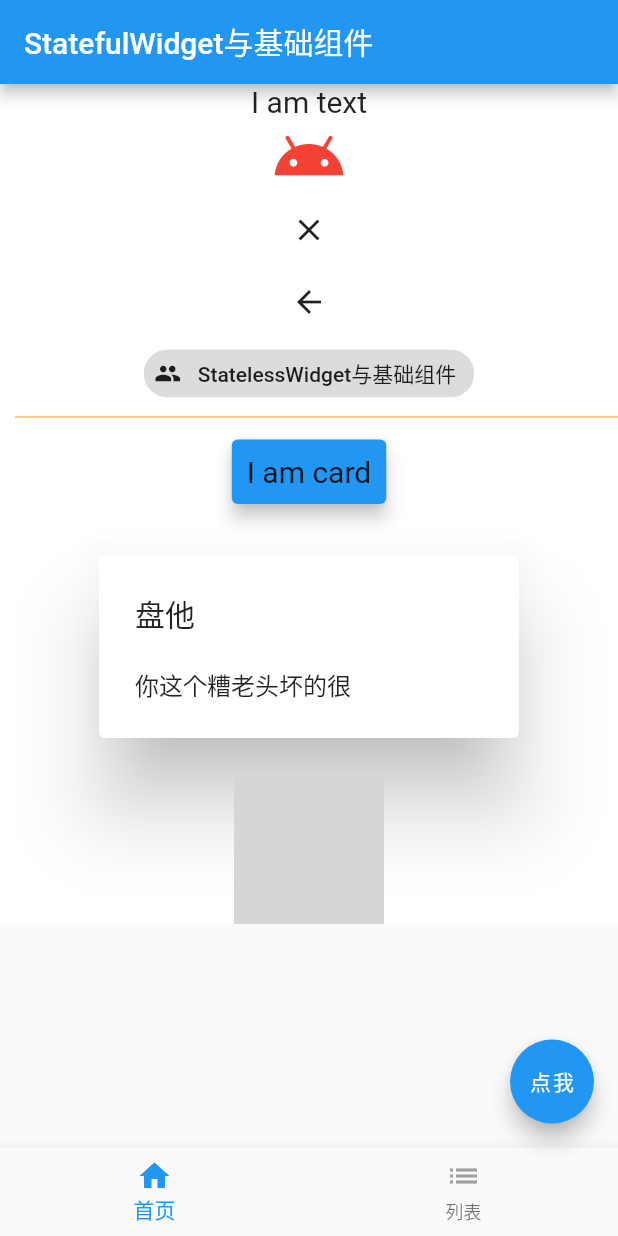
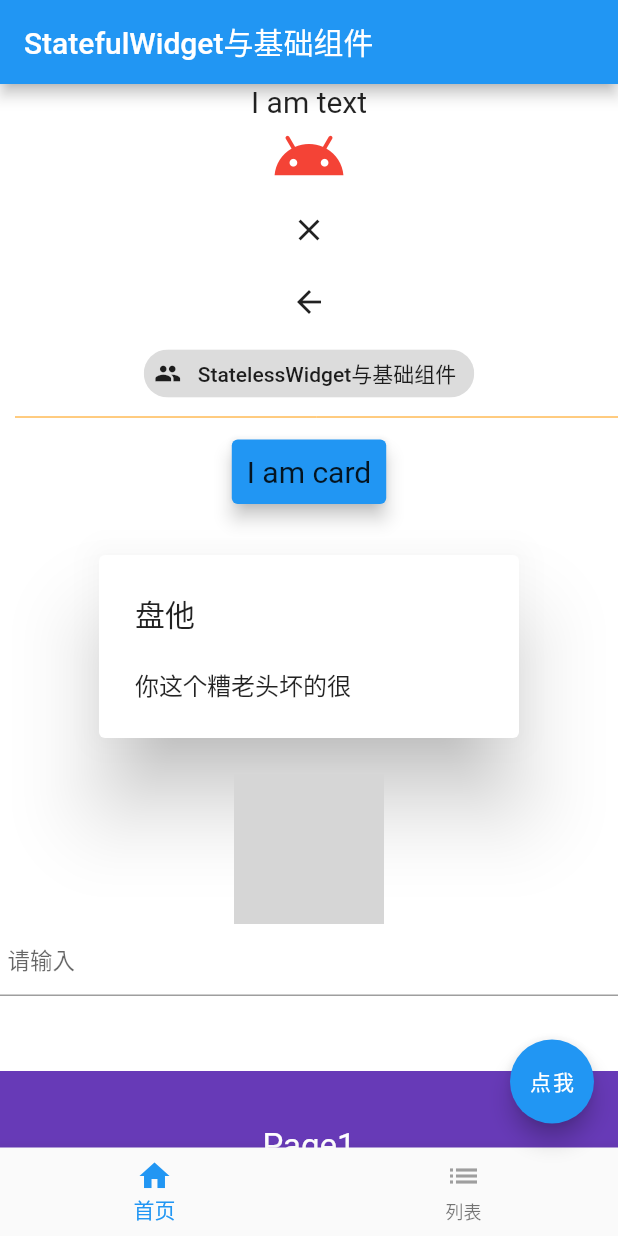
Before and after one commit to talonerain/flutter_base_demo, a Flutter app: the screen it shows after launch, on a phone screen of 412 x 824 dp. Run offline on Flutter 3.47's test engine with Material 2 defaults, Android fonts, the phone set to English and light mode, and no system bars; missing offline and left inert: flutter_color_plugin; network calls fail; grey boxes are pictures that could not be loaded.

Commit message:
TextField输入框控件、PageView轮播控件

```diff
--- a/lib/stateful_group_page.dart
+++ b/lib/stateful_group_page.dart
@@ -107,6 +107,26 @@ class _StateFulGroupState extends State<StateFulGroup> {
                             'https://www.devio.org/img/avatar.png',
                             width: 100,
                             height: 100,
+                          ),
+                          TextField(
+                            //输入文本样式
+                            decoration: InputDecoration(
+                                contentPadding: EdgeInsets.fromLTRB(5, 0, 0, 0),
+                                hintText: '请输入',
+                                hintStyle: TextStyle(fontSize: 15)),
+                          ),
+                          Container(
+                            height: 100,
+                            margin: EdgeInsets.only(top: 50),
+                            decoration:
+                                BoxDecoration(color: Colors.lightBlueAccent),
+                            child: PageView(
+                              children: <Widget>[
+                                _item('Page1', Colors.deepPurple),
+                                _item('Page2', Colors.green),
+                                _item('Page2', Colors.red),
+                              ],
+                            ),
                           )
                         ],
                       ),
@@ -124,4 +144,15 @@ class _StateFulGroupState extends State<StateFulGroup> {
     await Future.delayed(Duration(milliseconds: 200));
     return null;
   }
+
+  _item(String title, Color color) {
+    return Container(
+      alignment: Alignment.center,
+      decoration: BoxDecoration(color: color),
+      child: Text(
+        title,
+        style: TextStyle(fontSize: 22, color: Colors.white),
+      ),
+    );
+  }
 }
```
